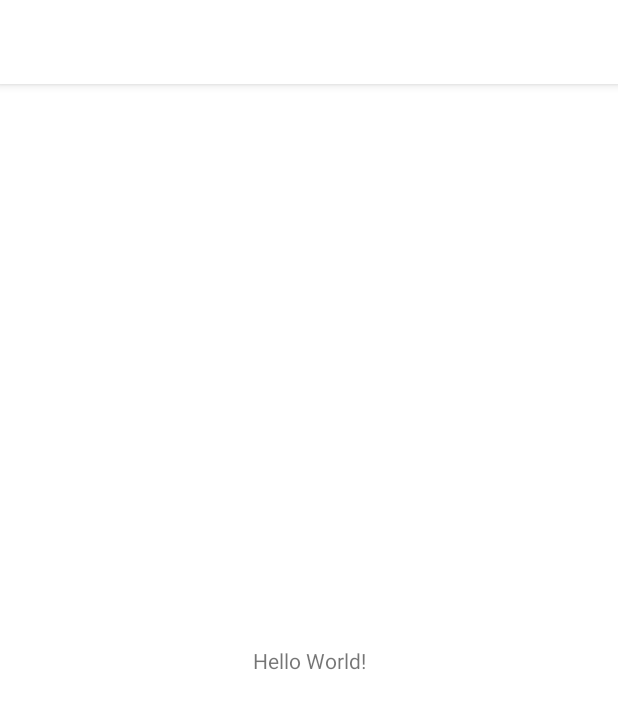
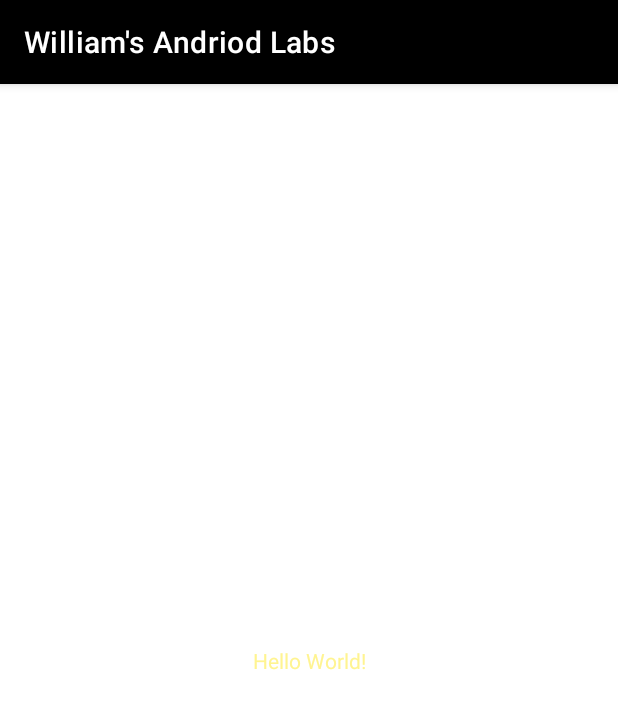
Before and after one commit to Will-Rakita/Williams-Andriod-Labs, an Android app: the screen it shows after launch (MainActivity), on a phone screen of 412 x 824 dp. Shown: the top 709 px of the screen. Run offline under Robolectric (Android 15) with nearby library versions, the phone set to English and light mode, and no system bars.

Commit message:
Initial Commit

```diff
--- a/app/src/main/res/values/colors.xml
+++ b/app/src/main/res/values/colors.xml
@@ -3,8 +3,7 @@
     <color name="my_primary">#FFFFFF</color>
     <color name="my_secondary">#2196F3</color>
     <color name="my_statusbar">#FFF491</color>
-
-
+    <color name="my_text">#FFF491</color>
     <color name="purple_200">#B33C16</color>
     <color name="purple_500">#6926CA</color>
     <color name="purple_700">#FF3700B3</color>
--- a/app/src/main/res/values/themes.xml
+++ b/app/src/main/res/values/themes.xml
@@ -2,7 +2,7 @@
     <!-- Base application theme. -->
     <style name="Theme.WilliamsAndriodLabs" parent="Theme.MaterialComponents.DayNight.DarkActionBar">
         <!-- Primary brand color. -->
-        <item name="colorPrimary">@color/my_primary</item>
+        <item name="colorPrimary">@color/black</item>
 
         <!-- Secondary brand color. -->
         <item name="colorSecondary">@color/my_secondary</item>
@@ -10,5 +10,6 @@
         <!-- Status bar color. -->
         <item name="android:statusBarColor" >@color/my_statusbar</item>
         <!-- Customize your theme here. -->
+        <item name="android:textColor">@color/my_text</item>
     </style>
 </resources>
```
